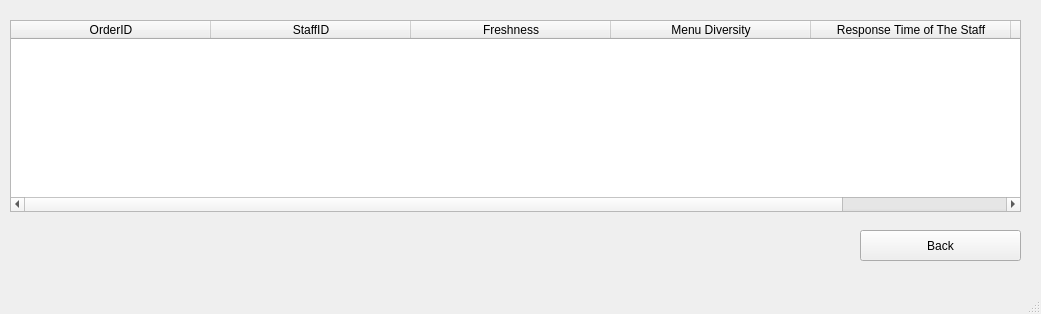
Qt form ui_files/CustomerFeedBackView.ui (TahaZahid05/Restaurant-Managment-System) before a commit.
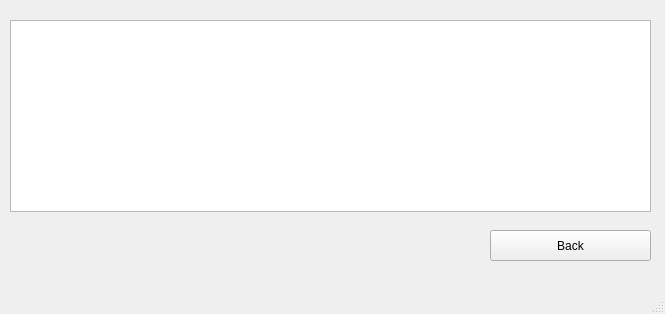
The same form after that commit.

```diff
--- a/ui_files/CustomerFeedBackView.ui
+++ b/ui_files/CustomerFeedBackView.ui
@@ -6,7 +6,7 @@
    <rect>
     <x>0</x>
     <y>0</y>
-    <width>1041</width>
+    <width>665</width>
     <height>314</height>
    </rect>
   </property>
@@ -19,12 +19,12 @@
      <rect>
       <x>10</x>
       <y>20</y>
-      <width>1011</width>
+      <width>641</width>
       <height>192</height>
      </rect>
     </property>
     <property name="sizePolicy">
-     <sizepolicy hsizetype="Expanding" vsizetype="Expanding">
+     <sizepolicy hsizetype="Fixed" vsizetype="Fixed">
       <horstretch>0</horstretch>
       <verstretch>0</verstretch>
      </sizepolicy>
@@ -33,7 +33,7 @@
      <enum>QAbstractScrollArea::AdjustToContents</enum>
     </property>
     <attribute name="horizontalHeaderVisible">
-     <bool>true</bool>
+     <bool>false</bool>
     </attribute>
     <attribute name="horizontalHeaderCascadingSectionResizes">
      <bool>false</bool>
@@ -56,29 +56,14 @@
     </column>
     <column>
      <property name="text">
-      <string>Freshness</string>
-     </property>
-    </column>
-    <column>
-     <property name="text">
-      <string>Menu Diversity</string>
-     </property>
-    </column>
-    <column>
-     <property name="text">
-      <string>Response Time of The Staff</string>
-     </property>
-    </column>
-    <column>
-     <property name="text">
-      <string>Politeness of the Staff</string>
+      <string>Rating</string>
      </property>
     </column>
    </widget>
    <widget class="QPushButton" name="backButton">
     <property name="geometry">
      <rect>
-      <x>860</x>
+      <x>490</x>
       <y>230</y>
       <width>161</width>
       <height>31</height>
```
Left out of the diff: 4 changed lines with no effect on the pictures.
